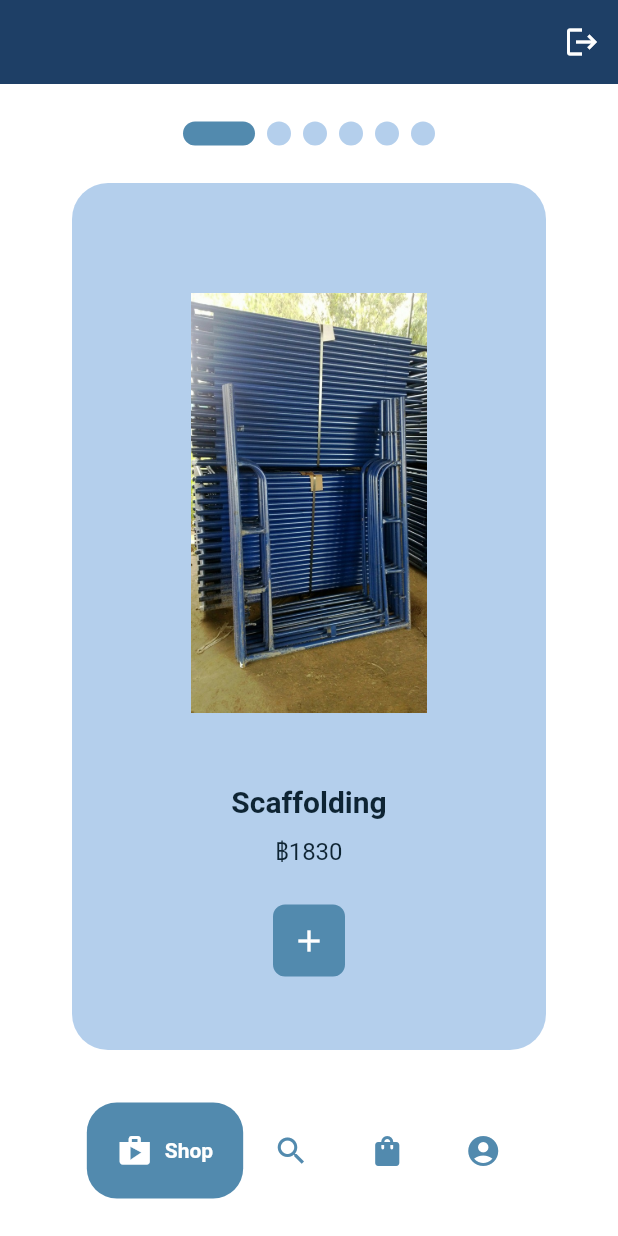
After one commit to u6288149/Metalfolding, a Flutter app: the HomePage screen opened directly, on a phone screen of 412 x 824 dp. The commit adds this screen. Run offline on Flutter 3.47's test engine with Material 2 defaults, Android fonts, the phone set to English and light mode, and no system bars; drawn by our look-alikes of google_nav_bar, smooth_page_indicator; our stand-ins replace cloud_firestore, firebase_auth, firebase_core, fluttertoast; accounts and stored records are empty.

Commit message:
2nd changes

```diff
--- /dev/null
+++ b/lib/components/buttom_nav_bar.dart
@@ -0,0 +1,43 @@
+import 'package:flutter/material.dart';
+import 'package:google_nav_bar/google_nav_bar.dart';
+
+class MyBottomNavBar extends StatelessWidget {
+  final Function(int)? onTabChange;
+  const MyBottomNavBar({super.key, required this.onTabChange});
+
+  @override
+  Widget build(BuildContext context) {
+    return Padding(
+      padding: const EdgeInsets.symmetric(vertical: 25.0, horizontal: 10),
+      child: GNav(
+        padding: const EdgeInsets.all(20),
+        color: const Color(0xFF528AAE),
+        activeColor: Colors.white,
+        tabBackgroundColor: const Color(0xFF528AAE),
+        // tabActiveBorder: Border.all(color: Colors.brown.shade100),
+        tabBorderRadius: 20,
+        mainAxisAlignment: MainAxisAlignment.center,
+        gap: 8,
+        onTabChange: (value) => onTabChange!(value),
+        tabs: const [
+          GButton(
+            icon: Icons.shop,
+            text: 'Shop',
+          ),
+          GButton(
+            icon: Icons.search,
+            text: 'Search',
+          ),
+          GButton(
+            icon: Icons.shopping_bag,
+            text: 'Cart',
+          ),
+          GButton(
+            icon: Icons.account_circle,
+            text: 'Profile',
+          ),
+        ],
+      ),
+    );
+  }
+}
--- /dev/null
+++ b/lib/components/item_tile.dart
@@ -0,0 +1,82 @@
+import 'package:flutter/material.dart';
+
+import '../models/item_data.dart';
+
+class ItemsTile extends StatelessWidget {
+  final Item i;
+  final Function()? onPressed;
+  const ItemsTile({
+    super.key,
+    required this.i,
+    required this.onPressed,
+  });
+
+  @override
+  Widget build(BuildContext context) {
+    return Container(
+      margin: const EdgeInsets.symmetric(horizontal: 48),
+      decoration: BoxDecoration(
+        color: Color(0xFFB4CFEC),
+        borderRadius: BorderRadius.circular(24),
+      ),
+      child: Column(
+        mainAxisAlignment: MainAxisAlignment.center,
+        children: [
+          // image of ice cream
+          Padding(
+            padding: const EdgeInsets.all(24.0),
+            child: Image.asset(
+              i.imagePath,
+              height: 280,
+            ),
+          ),
+
+          const SizedBox(height: 24),
+
+          Column(
+            children: [
+              // name
+              Text(
+                i.name,
+                style: const TextStyle(
+                  fontWeight: FontWeight.bold,
+                  fontSize: 20,
+                  color: const Color(0xFF0E2433),
+                ),
+              ),
+
+              const SizedBox(height: 10),
+
+              // price
+              Text(
+                '฿${i.price}',
+                style: const TextStyle(
+                  color: Color(0xFF0E2433),
+                  fontSize: 16,
+                ),
+              ),
+            ],
+          ),
+
+          const SizedBox(height: 25),
+
+          // add button
+          Container(
+            margin: const EdgeInsets.symmetric(horizontal: 8),
+            decoration: BoxDecoration(
+              color: const Color(0xFF528AAE),
+              borderRadius: BorderRadius.circular(8),
+            ),
+            child: IconButton(
+              onPressed: onPressed,
+              icon: const Icon(
+                Icons.add,
+                color: Colors.white,
+              ),
+            ),
+          )
+        ],
+      ),
+    );
+  }
+}
--- a/lib/home.dart
+++ b/lib/home.dart
@@ -1,4 +1,11 @@
+import 'package:firebase_auth/firebase_auth.dart';
 import 'package:flutter/material.dart';
+import 'package:metalfolding/profile.dart';
+import 'mainpage.dart';
+import 'search.dart';
+import 'cart.dart';
+import 'components/buttom_nav_bar.dart';
+import 'shop.dart';
 
 class HomePage extends StatefulWidget {
   const HomePage({super.key});
@@ -8,8 +15,52 @@ class HomePage extends StatefulWidget {
 }
 
 class _HomePageState extends State<HomePage> {
+
+  //Navigate bottom bar
+  int _selectedIndex = 0;
+  void navigateBottomBar(int index) {
+    setState(() {
+      _selectedIndex = index;
+    });
+  }
+
+  //Pages to display
+  final List<Widget> _pages = const [
+    ShopPage(),
+    SearchPage(),
+    CartPage(),
+    ProfilePage(),
+  ];
+
+  void signUserOut() async {
+    await FirebaseAuth.instance.signOut();
+    Navigator.of(context).pushAndRemoveUntil(
+      MaterialPageRoute(builder: (context) => const MainPage()),
+      (Route<dynamic> route) => false,
+    );
+  }
+
+
   @override
   Widget build(BuildContext context) {
-    return const Placeholder();
+    return Scaffold(
+      backgroundColor: Colors.white,
+      appBar: AppBar(
+          //Imply the back button on the leading side of the appbar
+          automaticallyImplyLeading: false,
+          backgroundColor: const Color(0xFF1E3F66),
+          elevation: 0,
+          actions: [
+            IconButton(
+              icon: const Icon(Icons.logout, color: Colors.white),
+              onPressed: () => signUserOut(),
+            ),
+          ],
+      ),
+      bottomNavigationBar: MyBottomNavBar(
+        onTabChange: (index) => navigateBottomBar(index),
+      ),
+      body: _pages[_selectedIndex],
+    );
   }
 }
--- /dev/null
+++ b/lib/models/item_data.dart
@@ -0,0 +1,11 @@
+class Item {
+  final String name;
+  final String imagePath;
+  final String price;
+
+  Item({
+    required this.name,
+    required this.imagePath,
+    required this.price,
+  });
+}
--- /dev/null
+++ b/lib/models/shop_data.dart
@@ -0,0 +1,74 @@
+import 'package:flutter/material.dart';
+import 'item_data.dart';
+
+class ShopData extends ChangeNotifier {
+  // list of items for sale
+  final List<Item> _shop = [
+    // Scaffolding
+    Item(
+      name: "Scaffolding",
+      imagePath: 'assets/scaffolding.jpg',
+      price: "1830",
+    ),
+
+    // Scaffolding Ladder
+    Item(
+      name: "Scaffolding Ladder",
+      imagePath: 'assets/scaffolding_ladder.jpg',
+      price: "2880",
+    ),
+
+    // Metal form
+    Item(
+      name: "Metal form",
+      imagePath: 'assets/metal_form.jpg',
+      price: "400",
+    ),
+
+    // U-head
+    Item(
+      name: "U-head",
+      imagePath: 'assets/u_head.jpg',
+      price: "180",
+    ),
+
+    // J-base
+    Item(
+      name: "J-base",
+      imagePath: 'assets/j_base.jpg',
+      price: "180",
+    ),
+
+    // Metal L shape column formwork
+    Item(
+      name: "Metal L shape column formwork",
+      imagePath: 'assets/metal_l.jpg',
+      price: "3150",
+    ),
+  ];
+
+  // get items for sale
+  List<Item> getShopItems() {
+    return _shop;
+  }
+
+  // list of items in user cart
+  final List<Item> _userCart = [];
+
+  // get items in user cart
+  List<Item> getUserCart() {
+    return _userCart;
+  }
+
+  // add item to cart
+  void addItemToCart(Item i) {
+    _userCart.add(i);
+    notifyListeners();
+  }
+
+  // delete item from cart
+  void removeItemFromCart(Item i) {
+    _userCart.remove(i);
+    notifyListeners();
+  }
+}
--- /dev/null
+++ b/lib/shop.dart
@@ -0,0 +1,74 @@
+import 'package:flutter/material.dart';
+import 'package:fluttertoast/fluttertoast.dart';
+import 'package:provider/provider.dart';
+import 'package:smooth_page_indicator/smooth_page_indicator.dart';
+import 'components/item_tile.dart';
+import 'models/item_data.dart';
+import 'models/shop_data.dart';
+
+class ShopPage extends StatefulWidget {
+  const ShopPage({super.key});
+
+  @override
+  State<ShopPage> createState() => _ShopPageState();
+}
+
+class _ShopPageState extends State<ShopPage> {
+  //Page controller
+  final _controller = PageController();
+
+  //Add to cart
+  void addToCart(Item i) {
+    //Call add method
+    Provider.of<ShopData>(context, listen: false).addItemToCart(i);
+
+    // let user know it has been added
+    Fluttertoast.showToast(msg: "Added to cart");
+  }
+
+  @override
+  Widget build(BuildContext context) {
+    return Consumer<ShopData>(
+      builder: (context, value, child) => Padding(
+        padding: const EdgeInsets.only(bottom: 10.0),
+        child: Column(
+          crossAxisAlignment: CrossAxisAlignment.start,
+          children: [
+
+            const SizedBox(height: 25),
+
+            // smooth dots
+            Center(
+              child: SmoothPageIndicator(
+                controller: _controller,
+                count: value.getShopItems().length,
+                effect: ExpandingDotsEffect(
+                  dotColor: const Color(0xFFB4CFEC),
+                  activeDotColor: const Color(0xFF528AAE),
+                ),
+              ),
+            ),
+
+            const SizedBox(height: 25),
+
+            // ice cream list
+            Expanded(
+              child: PageView.builder(
+                controller: _controller,
+                itemCount: value.getShopItems().length,
+                itemBuilder: (context, index) {
+                  // get each ice cream
+                  Item i = value.getShopItems()[index];
+                  return ItemsTile(
+                    i: i,
+                    onPressed: () => addToCart(i),
+                  );
+                },
+              ),
+            ),
+          ],
+        ),
+      ),
+    );
+  }
+}
--- a/pubspec.yaml
+++ b/pubspec.yaml
@@ -39,6 +39,9 @@ dependencies:
   firebase_auth: ^4.4.0
   fluttertoast: ^8.2.1
   cloud_firestore: ^4.5.0
+  google_nav_bar: ^5.0.6
+  smooth_page_indicator: ^1.0.1
+  provider: ^6.0.5
 
 dev_dependencies:
   flutter_test:
```
Also changed, not shown: lib/cart.dart (added, +123 -0 lines), lib/main.dart (+16 -7 lines), lib/models/profile_model.dart (added, +8 -0 lines), lib/profile.dart (added, +147 -0 lines), lib/register.dart (+1 -6 lines), lib/search.dart (added, +77 -0 lines), assets/j_base.jpg (added), assets/metal_form.jpg (added), assets/metal_l.jpg (added), assets/scaffolding.jpg (added), assets/scaffolding_ladder.jpg (added), assets/u_head.jpg (added), pubspec.lock.
